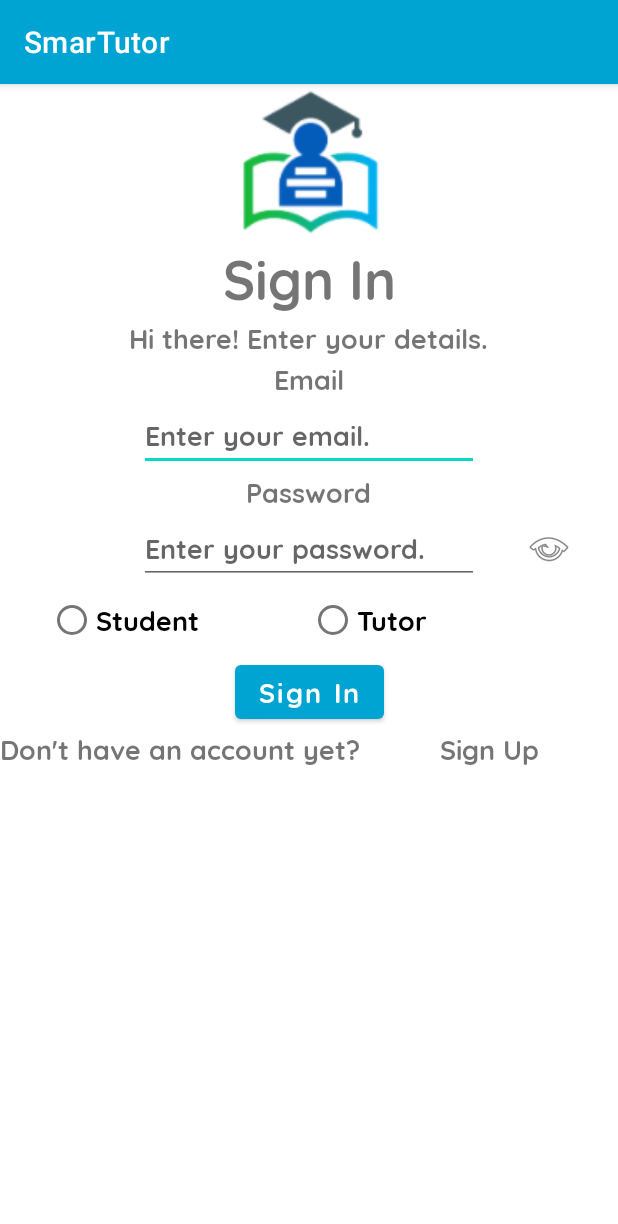
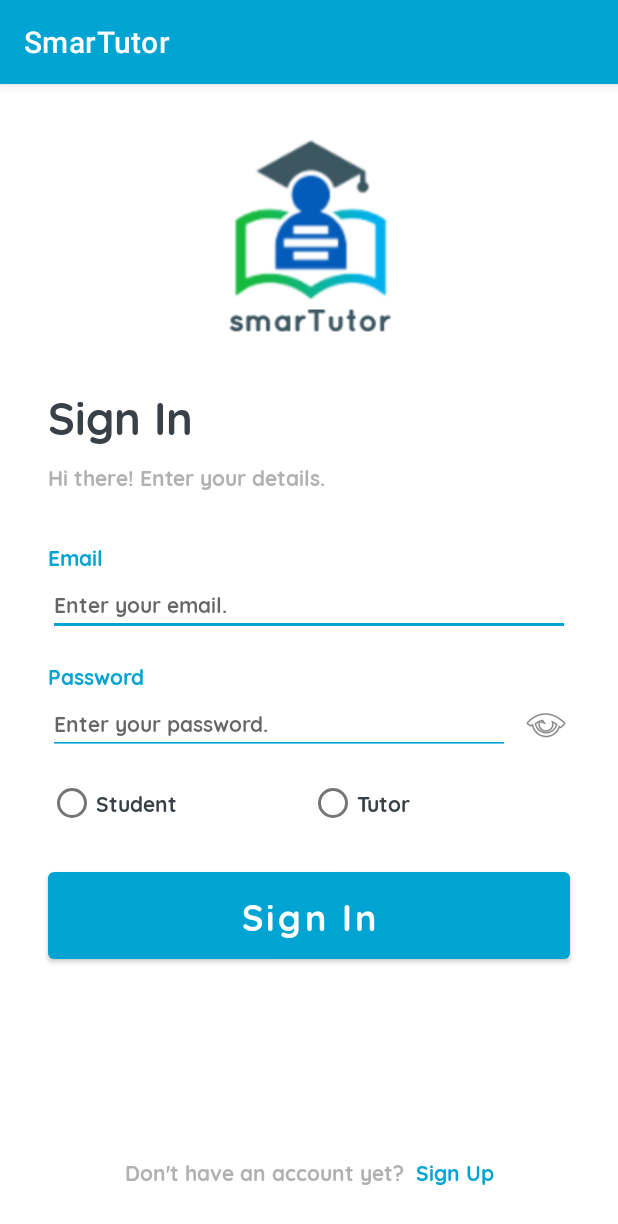
Before and after one commit to mayazadka/SmarTutor, an Android app: the screen it shows after launch (LogIn), on a phone screen of 412 x 824 dp. Shown: the top 1224 px of the screen. Run offline under Robolectric (Android 15) with nearby library versions, the phone set to English and light mode, and no system bars.

Commit message:
sign in styling final + create light theme

```diff
--- a/app/src/main/res/layout/fragment_sign_in.xml
+++ b/app/src/main/res/layout/fragment_sign_in.xml
@@ -8,8 +8,9 @@
 
     <ImageView
         android:id="@+id/imageView"
-        android:layout_width="wrap_content"
-        android:layout_height="wrap_content"
+        android:layout_width="150dp"
+        android:layout_height="150dp"
+        android:layout_marginTop="32dp"
         android:src="@drawable/logo"
         app:layout_constraintEnd_toEndOf="parent"
         app:layout_constraintStart_toStartOf="parent"
@@ -17,10 +18,15 @@
 
     <TextView
         android:id="@+id/textView"
-        android:layout_width="wrap_content"
+        android:layout_width="0dp"
         android:layout_height="wrap_content"
+        android:layout_marginStart="32dp"
+        android:layout_marginTop="16dp"
+        android:layout_marginEnd="32dp"
         android:fontFamily="@font/quicksand_bold"
         android:text="Sign In"
+        android:textAlignment="viewStart"
+        android:textColor="?android:attr/textColorPrimary"
         android:textSize="@dimen/title_size"
         app:layout_constraintEnd_toEndOf="parent"
         app:layout_constraintStart_toStartOf="parent"
@@ -28,10 +34,14 @@
 
     <TextView
         android:id="@+id/textView2"
-        android:layout_width="wrap_content"
+        android:layout_width="0dp"
         android:layout_height="wrap_content"
+        android:layout_marginStart="32dp"
+        android:layout_marginTop="8dp"
+        android:layout_marginEnd="32dp"
         android:fontFamily="@font/quicksand_bold"
         android:text="Hi there! Enter your details."
+        android:textColor="?android:attr/textColorTertiary"
         android:textSize="@dimen/text_size"
         app:layout_constraintEnd_toEndOf="parent"
         app:layout_constraintStart_toStartOf="parent"
@@ -39,10 +49,14 @@
 
     <TextView
         android:id="@+id/textView3"
-        android:layout_width="wrap_content"
+        android:layout_width="0dp"
         android:layout_height="wrap_content"
+        android:layout_marginStart="32dp"
+        android:layout_marginTop="32dp"
+        android:layout_marginEnd="32dp"
         android:fontFamily="@font/quicksand_bold"
         android:text="Email"
+        android:textColor="?android:attr/textColorSecondary"
         android:textSize="@dimen/text_size"
         app:layout_constraintEnd_toEndOf="parent"
         app:layout_constraintStart_toStartOf="parent"
@@ -50,12 +64,15 @@
 
     <EditText
         android:id="@+id/editTextTextPersonName"
-        android:layout_width="wrap_content"
+        android:layout_width="0dp"
         android:layout_height="wrap_content"
+        android:layout_marginStart="32dp"
+        android:layout_marginEnd="32dp"
         android:ems="10"
         android:fontFamily="@font/quicksand_bold"
         android:hint="Enter your email."
         android:inputType="textPersonName"
+        android:textColor="?android:attr/textColorPrimary"
         android:textSize="@dimen/text_size"
         app:layout_constraintEnd_toEndOf="parent"
         app:layout_constraintStart_toStartOf="parent"
@@ -63,10 +80,14 @@
 
     <TextView
         android:id="@+id/textView4"
-        android:layout_width="wrap_content"
+        android:layout_width="0dp"
         android:layout_height="wrap_content"
+        android:layout_marginStart="32dp"
+        android:layout_marginTop="16dp"
+        android:layout_marginEnd="32dp"
         android:fontFamily="@font/quicksand_bold"
         android:text="Password"
+        android:textColor="?android:attr/textColorSecondary"
         android:textSize="@dimen/text_size"
         app:layout_constraintEnd_toEndOf="parent"
         app:layout_constraintStart_toStartOf="parent"
@@ -76,23 +97,26 @@
         android:id="@+id/imageButton"
         android:layout_width="wrap_content"
         android:layout_height="wrap_content"
+        android:layout_marginEnd="32dp"
         android:background="#00FFFFFF"
         android:src="@android:drawable/ic_menu_view"
         app:layout_constraintBottom_toBottomOf="@+id/editTextTextPassword"
         app:layout_constraintEnd_toEndOf="parent"
-        app:layout_constraintStart_toEndOf="@+id/editTextTextPassword"
         app:layout_constraintTop_toBottomOf="@+id/textView4" />
 
     <EditText
         android:id="@+id/editTextTextPassword"
-        android:layout_width="wrap_content"
+        android:layout_width="0dp"
         android:layout_height="wrap_content"
+        android:layout_marginStart="32dp"
+        android:layout_marginEnd="8dp"
         android:ems="10"
         android:fontFamily="@font/quicksand_bold"
         android:hint="Enter your password."
         android:inputType="textPassword"
+        android:textColor="?android:attr/textColorPrimary"
         android:textSize="@dimen/text_size"
-        app:layout_constraintEnd_toEndOf="parent"
+        app:layout_constraintEnd_toStartOf="@+id/imageButton"
         app:layout_constraintStart_toStartOf="parent"
         app:layout_constraintTop_toBottomOf="@+id/textView4" />
 
@@ -101,6 +125,7 @@
         android:layout_width="0dp"
         android:layout_height="wrap_content"
         android:layout_marginStart="32dp"
+        android:layout_marginTop="8dp"
         android:layout_marginEnd="32dp"
         android:orientation="horizontal"
         app:layout_constraintEnd_toEndOf="parent"
@@ -119,6 +144,7 @@
                 android:layout_height="wrap_content"
                 android:fontFamily="@font/quicksand_bold"
                 android:text="Student"
+                android:textColor="?android:attr/textColorPrimary"
                 android:textSize="@dimen/text_size" />
         </LinearLayout>
 
@@ -134,41 +160,59 @@
                 android:layout_height="wrap_content"
                 android:fontFamily="@font/quicksand_bold"
                 android:text="Tutor"
+                android:textColor="?android:attr/textColorPrimary"
                 android:textSize="@dimen/text_size" />
         </LinearLayout>
     </RadioGroup>
 
     <Button
         android:id="@+id/button"
-        android:layout_width="wrap_content"
-        android:layout_height="wrap_content"
+        android:layout_width="0dp"
+        android:layout_height="70dp"
+        android:layout_marginStart="32dp"
+        android:layout_marginTop="16dp"
+        android:layout_marginEnd="32dp"
         android:fontFamily="@font/quicksand_bold"
         android:text="Sign In"
+        android:textAlignment="center"
         android:textAllCaps="false"
-        android:textSize="@dimen/text_size"
+        android:textSize="@dimen/button_text_size"
         app:layout_constraintEnd_toEndOf="parent"
         app:layout_constraintStart_toStartOf="parent"
-        app:layout_constraintTop_toBottomOf="@+id/radioGroup" />
+        app:layout_constraintTop_toBottomOf="@+id/radioGroup"
+        app:rippleColor="?attr/colorOnPrimary" />
 
     <TextView
         android:id="@+id/textView5"
         android:layout_width="wrap_content"
         android:layout_height="wrap_content"
+        android:layout_marginStart="32dp"
+        android:layout_marginEnd="4dp"
+        android:layout_marginBottom="32dp"
         android:fontFamily="@font/quicksand_bold"
         android:text="Don't have an account yet?"
+        android:textColor="?android:attr/textColorTertiary"
         android:textSize="@dimen/text_size"
-        app:layout_constraintStart_toStartOf="parent"
-        app:layout_constraintTop_toBottomOf="@+id/button" />
+        app:layout_constraintBottom_toBottomOf="parent"
+        app:layout_constraintEnd_toStartOf="@+id/textView6"
+        app:layout_constraintHorizontal_bias="0.5"
+        app:layout_constraintHorizontal_chainStyle="packed"
+        app:layout_constraintStart_toStartOf="parent" />
 
     <TextView
         android:id="@+id/textView6"
         android:layout_width="wrap_content"
         android:layout_height="wrap_content"
+        android:layout_marginStart="4dp"
+        android:layout_marginEnd="32dp"
         android:fontFamily="@font/quicksand_bold"
         android:text="Sign Up"
+        android:textColor="?android:attr/textColorSecondary"
         android:textSize="@dimen/text_size"
         app:layout_constraintBottom_toBottomOf="@+id/textView5"
         app:layout_constraintEnd_toEndOf="parent"
+        app:layout_constraintHorizontal_bias="0.5"
         app:layout_constraintStart_toEndOf="@+id/textView5"
         app:layout_constraintTop_toTopOf="@+id/textView5" />
+
 </androidx.constraintlayout.widget.ConstraintLayout>
--- a/app/src/main/res/values/colors.xml
+++ b/app/src/main/res/values/colors.xml
@@ -10,5 +10,6 @@
     <color name="dark_gray">#FF394047</color>
     <color name="cyan">#FF00A4D3</color>
     <color name="dark_cyan">#006987</color>
+    <color name="light_gray">#B1B1B1</color>
 
 </resources>
--- a/app/src/main/res/values/text.xml
+++ b/app/src/main/res/values/text.xml
@@ -1,5 +1,6 @@
 <?xml version="1.0" encoding="utf-8"?>
 <resources>
-    <dimen name="title_size">36sp</dimen>
-    <dimen name="text_size">18sp</dimen>
+    <dimen name="title_size">30sp</dimen>
+    <dimen name="text_size">14sp</dimen>
+    <dimen name="button_text_size">24sp</dimen>
 </resources>
--- a/app/src/main/res/values/themes.xml
+++ b/app/src/main/res/values/themes.xml
@@ -6,11 +6,15 @@
         <item name="colorPrimaryVariant">@color/dark_cyan</item>
         <item name="colorOnPrimary">@color/white</item>
         <!-- Secondary brand color. -->
-        <item name="colorSecondary">@color/teal_200</item>
-        <item name="colorSecondaryVariant">@color/teal_700</item>
+        <item name="colorSecondary">@color/cyan</item>
+        <item name="colorSecondaryVariant">@color/dark_cyan</item>
         <item name="colorOnSecondary">@color/black</item>
         <!-- Status bar color. -->
         <item name="android:statusBarColor" tools:targetApi="l">?attr/colorPrimaryVariant</item>
         <!-- Customize your theme here. -->
+        <item name="android:textColorPrimary">@color/dark_gray</item>
+        <item name="android:textColorSecondary">@color/cyan</item>
+        <item name="android:textColorTertiary">@color/light_gray</item>
+
     </style>
 </resources>
```
Also changed, not shown: app/src/main/res/drawable-v24/logo.png.
